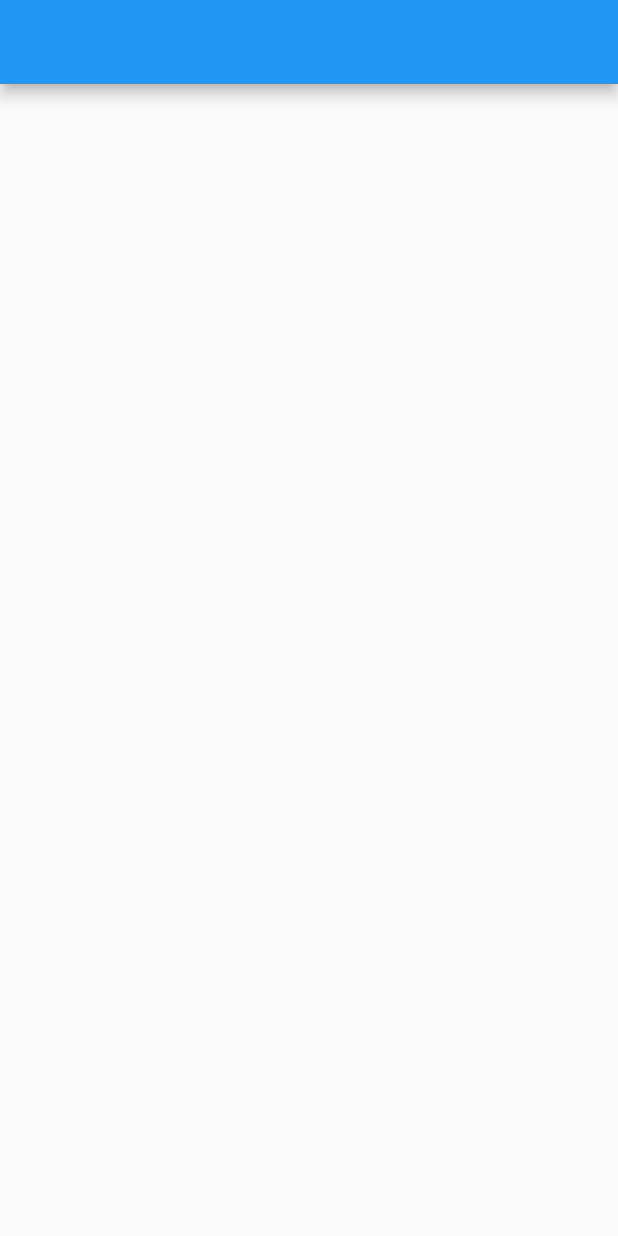
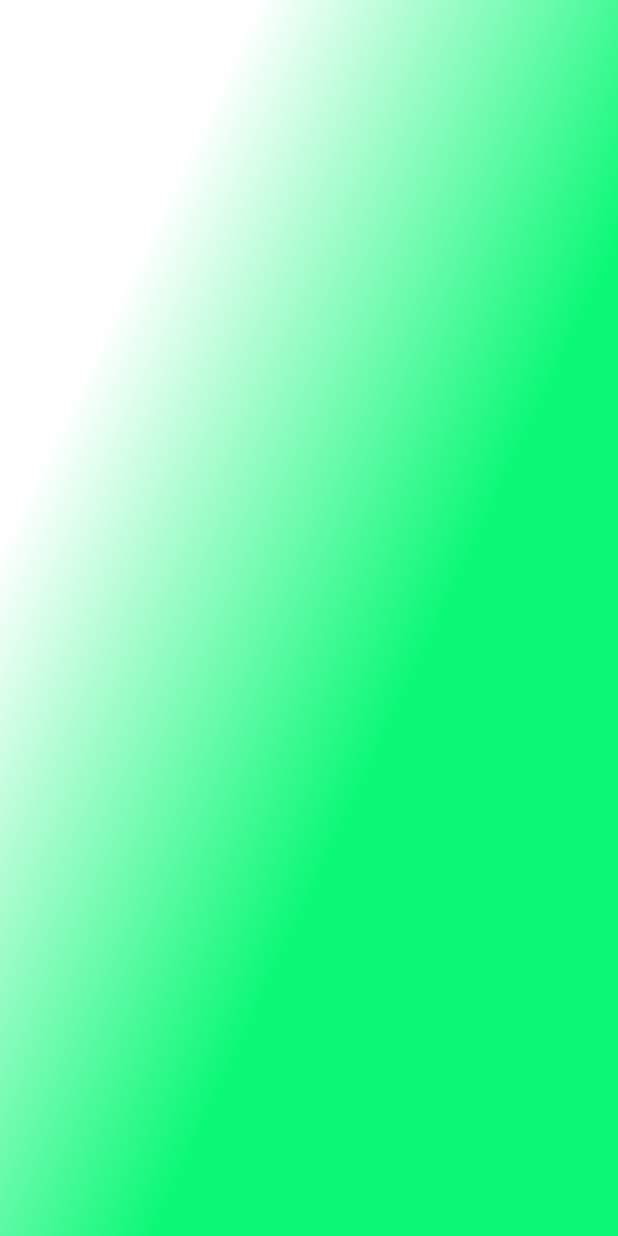
Before and after one commit to Sthaynny/habilitacao_quiz, a Flutter app: the screen it shows after launch, on a phone screen of 412 x 824 dp. Run offline on Flutter 3.47's test engine with Material 2 defaults, Android fonts, the phone set to English and light mode, and no system bars; our stand-ins replace get, google_fonts; missing offline and left inert: adaptable_screen.

Commit message:
feat: ajustando controller dar home

```diff
--- a/lib/app/home/presentation/controller/home_controller.dart
+++ b/lib/app/home/presentation/controller/home_controller.dart
@@ -1 +1,7 @@
+enum HomeState {
+  carregando,
+  erro,
+  carregado,
+}
+
 class HomeController {}
--- a/lib/app/home/presentation/home_screen.dart
+++ b/lib/app/home/presentation/home_screen.dart
@@ -1,4 +1,7 @@
 import 'package:flutter/material.dart';
+import 'package:get/get.dart';
+import 'package:quiz_car/app/home/presentation/controller/home_controller.dart';
+import 'package:quiz_car/core/styles/app_gradients.dart';
 
 class HomeScreen extends StatefulWidget {
   const HomeScreen({Key? key}) : super(key: key);
@@ -8,10 +11,19 @@ class HomeScreen extends StatefulWidget {
 }
 
 class _HomeScreen extends State<HomeScreen> {
+  final HomeController controller = Get.find();
+
   @override
   Widget build(BuildContext context) {
     return Scaffold(
-      appBar: AppBar(),
+      body: Container(
+        height: MediaQuery.of(context).size.height,
+        width: MediaQuery.of(context).size.width,
+        decoration: const BoxDecoration(
+          gradient: AppGradients.linear,
+        ),
+
+      ),
     );
   }
 }
--- a/lib/core/styles/app_colors.dart
+++ b/lib/core/styles/app_colors.dart
@@ -1,9 +1,10 @@
 import 'package:flutter/material.dart';
 
-class AppColors {
+abstract class AppColors {
   static const Color purple = Color(0xFF8257E5);
   static const Color white = Color(0xFFFFFFFF);
   static const Color black = Color(0xFF514766);
   static const Color grey = Color(0xFF6E6680);
   static const Color lightGrey = Color(0xFFA6A1B2);
+  static const Color green = Color(0xFF0CF877);
 }
--- a/lib/core/styles/app_gradients.dart
+++ b/lib/core/styles/app_gradients.dart
@@ -1,11 +1,12 @@
 import 'dart:math';
 
 import 'package:flutter/material.dart';
+import 'package:quiz_car/core/styles/app_colors.dart';
 
-class AppGradients {
+abstract class AppGradients {
   static const linear = LinearGradient(colors: [
-    Color(0xFF57B6E5),
-    Color.fromRGBO(130, 87, 229, 0.695),
+    Colors.white,
+    AppColors.green,
   ], stops: [
     0.0,
     0.695
```
